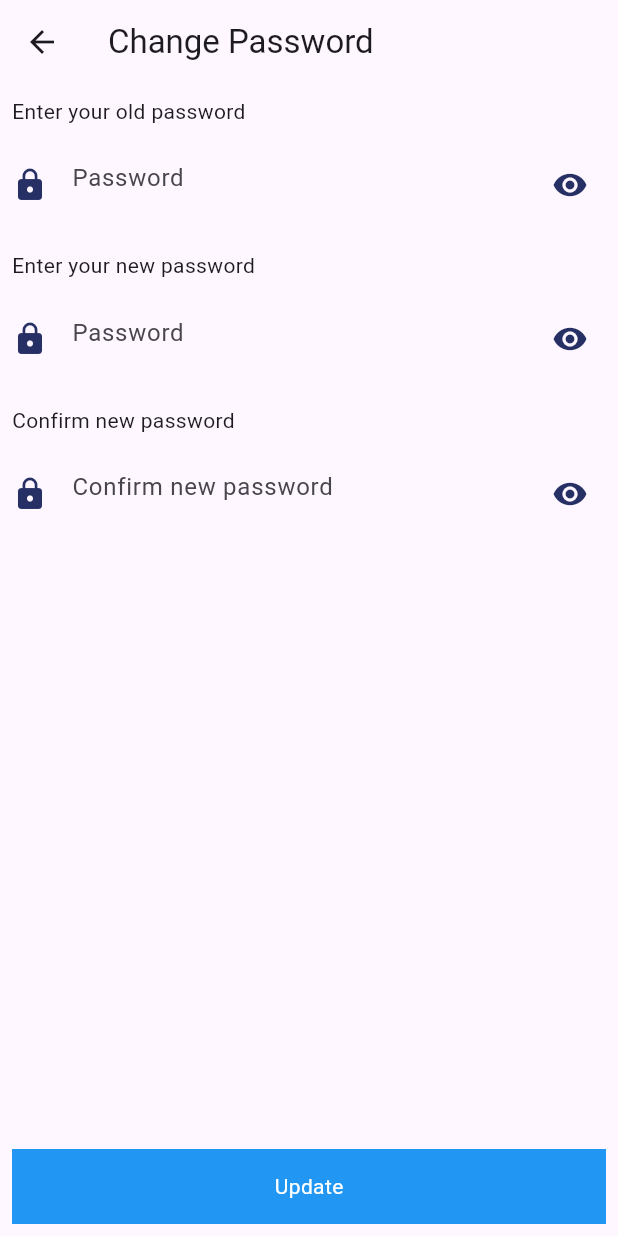
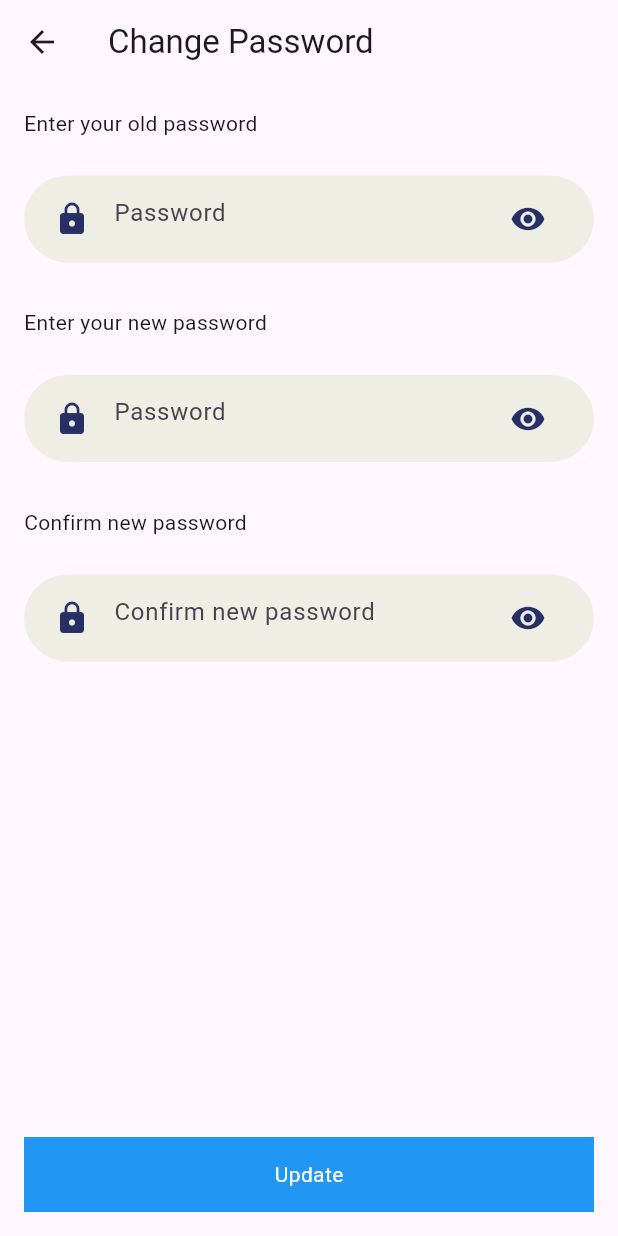
Before and after one commit to NguyenMinhNhut2009/nangtx_datn, a Flutter app: the ChanegPassWord screen opened directly, on a phone screen of 412 x 824 dp. Run offline on Flutter 3.47's test engine with Material 3 defaults, Android fonts, the phone set to English and light mode, and no system bars; our stand-ins replace animated_theme_switcher, bot_toast, fluttertoast, line_awesome_flutter, percent_indicator; missing offline and left inert: flutter_pdfview; accounts and stored records are empty; network calls fail.

Commit message:
fix bug UI changePassword

```diff
--- a/lib/screens/profile/change_pass.dart
+++ b/lib/screens/profile/change_pass.dart
@@ -1,6 +1,7 @@
 import 'package:datn_test/constants/constants.dart';
 import 'package:datn_test/screens/login/login_api.dart';
 import 'package:datn_test/screens/login/login_screen.dart';
+import 'package:datn_test/widgets/text_field_container.dart';
 import 'package:flutter/material.dart';
 
 class ChanegPassWord extends StatefulWidget {
@@ -29,7 +30,10 @@ class _ChanegPassWordState extends State<ChanegPassWord> {
           },
         ),
       ),
-      body: Column(
+      body: Container(
+        padding: const EdgeInsets.all(8.0),
+        width: double.infinity,
+        child: Column(
           children: [
             Expanded(
               child: ListView(
@@ -41,7 +45,8 @@ class _ChanegPassWordState extends State<ChanegPassWord> {
                   SizedBox(
                     height: 15,
                   ),
-                TextFormField(
+                  TextFieldContainer(
+                    child: TextFormField(
                       controller: passWordVC,
                       obscureText: _obscureText,
                       cursorColor: kPrimaryColor,
@@ -54,7 +59,9 @@ class _ChanegPassWordState extends State<ChanegPassWord> {
                         hintStyle: TextStyle(),
                         suffixIcon: IconButton(
                           icon: Icon(
-                        _obscureText ? Icons.visibility : Icons.visibility_off,
+                            _obscureText
+                                ? Icons.visibility
+                                : Icons.visibility_off,
                             color: kPrimaryColor,
                           ),
                           onPressed: () {
@@ -66,6 +73,7 @@ class _ChanegPassWordState extends State<ChanegPassWord> {
                         border: InputBorder.none,
                       ),
                     ),
+                  ),
                   SizedBox(
                     height: 20,
                   ),
@@ -73,7 +81,8 @@ class _ChanegPassWordState extends State<ChanegPassWord> {
                   SizedBox(
                     height: 15,
                   ),
-                TextFormField(
+                  TextFieldContainer(
+                    child: TextFormField(
                       controller: newPassWordVC,
                       obscureText: _obscureTextNewPass,
                       cursorColor: kPrimaryColor,
@@ -100,6 +109,7 @@ class _ChanegPassWordState extends State<ChanegPassWord> {
                         border: InputBorder.none,
                       ),
                     ),
+                  ),
                   SizedBox(
                     height: 20,
                   ),
@@ -107,7 +117,8 @@ class _ChanegPassWordState extends State<ChanegPassWord> {
                   SizedBox(
                     height: 15,
                   ),
-                TextFormField(
+                  TextFieldContainer(
+                    child: TextFormField(
                       controller: confirmNewPassWordVC,
                       obscureText: _obscureTextConfirmNewPass,
                       cursorColor: kPrimaryColor,
@@ -135,6 +146,7 @@ class _ChanegPassWordState extends State<ChanegPassWord> {
                         border: InputBorder.none,
                       ),
                     ),
+                  ),
                   SizedBox(
                     height: 20,
                   ),
@@ -159,6 +171,7 @@ class _ChanegPassWordState extends State<ChanegPassWord> {
               ),
             ))
           ],
+        ),
       ),
     );
   }
```
Lines whose indentation alone changed are shown as unchanged.
